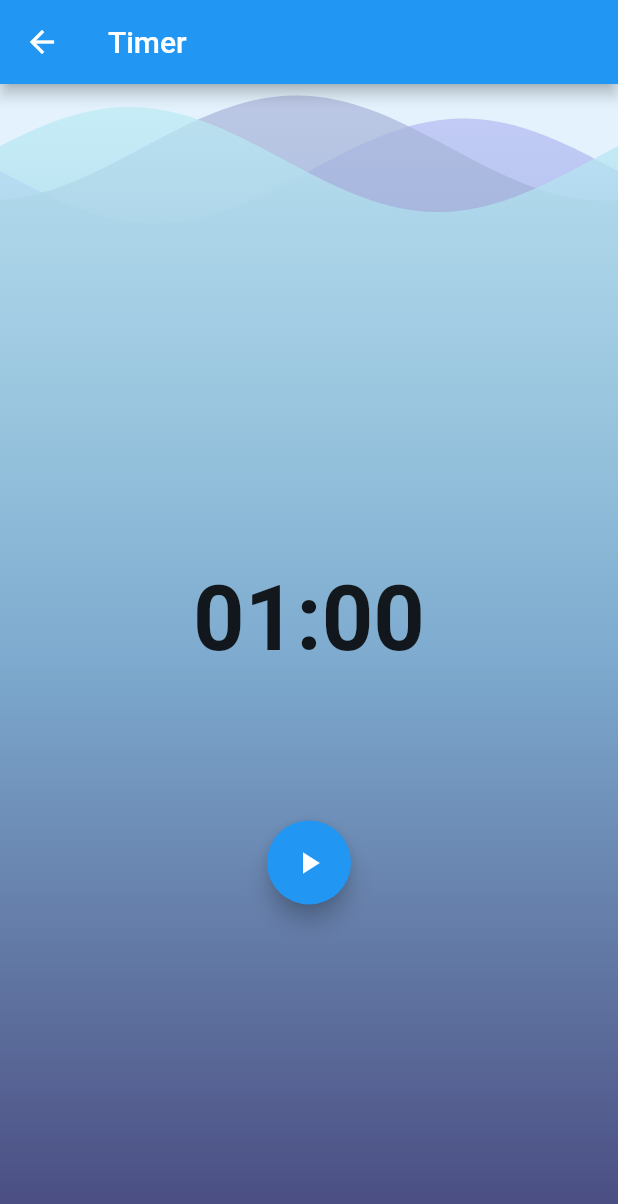
After one commit to Bronz0/bloc_theming, a Flutter app: the screen it shows after launch, after a tap on "Timer Page", on a phone screen of 412 x 824 dp. The commit adds this screen. Shown: the top 1204 px of the screen. Run offline on Flutter 3.47's test engine with Material 2 defaults, Android fonts, the phone set to English and light mode, and no system bars; drawn by our look-alikes of wave; our stand-ins replace bloc, equatable, flutter_bloc, get_it, shared_preferences.

Commit message:
add timer

```diff
--- /dev/null
+++ b/lib/business_logic/timer/timer_bloc.dart
@@ -0,0 +1,73 @@
+import 'dart:async';
+
+import 'package:bloc/bloc.dart';
+import 'package:bloc_theming/data/timer/ticker.dart';
+import 'package:equatable/equatable.dart';
+import 'package:flutter/foundation.dart';
+
+part 'timer_event.dart';
+part 'timer_state.dart';
+
+class TimerBloc extends Bloc<TimerEvent, TimerState> {
+  final int _duration = 60;
+  final Ticker _ticker;
+  StreamSubscription<int> _tickerSubscription;
+
+  TimerBloc({@required Ticker ticker})
+      : assert(ticker != null),
+        _ticker = ticker;
+  @override
+  TimerState get initialState => Ready(_duration);
+
+  @override
+  Stream<TimerState> mapEventToState(
+    TimerEvent event,
+  ) async* {
+    if (event is Start)
+      yield* _mapStartToState(event);
+    else if (event is Tick)
+      yield* _mapTickToState(event);
+    else if (event is Pause)
+      yield* _mapPauseToState(event);
+    else if (event is Resume)
+      yield* _mapResumeToState(event);
+    else if (event is Reset) yield* _mapResetToState(event);
+  }
+
+  Stream<TimerState> _mapStartToState(Start start) async* {
+    yield Running(start.duration);
+    _tickerSubscription?.cancel();
+    _tickerSubscription = _ticker
+        .tick(ticks: start.duration)
+        .listen((duration) => add(Tick(duration: duration)));
+  }
+
+  Stream<TimerState> _mapTickToState(Tick tick) async* {
+    yield tick.duration > 0 ? Running(tick.duration) : Finished();
+  }
+
+  Stream<TimerState> _mapPauseToState(Pause pause) async* {
+    if (state is Running) {
+      _tickerSubscription?.pause();
+      yield Paused(state.duration);
+    }
+  }
+
+  Stream<TimerState> _mapResumeToState(Resume resume) async* {
+    if (state is Paused) {
+      _tickerSubscription?.resume();
+      yield Running(state.duration);
+    }
+  }
+
+  Stream<TimerState> _mapResetToState(Reset reset) async* {
+    _tickerSubscription?.cancel();
+    yield Ready(_duration);
+  }
+
+  @override
+  Future<void> close() {
+    _tickerSubscription?.cancel();
+    return super.close();
+  }
+}
--- /dev/null
+++ b/lib/business_logic/timer/timer_event.dart
@@ -0,0 +1,32 @@
+part of 'timer_bloc.dart';
+
+abstract class TimerEvent extends Equatable {
+  const TimerEvent();
+
+  @override
+  List<Object> get props => [];
+}
+
+class Start extends TimerEvent {
+  final int duration;
+  const Start({@required this.duration});
+  @override
+  String toString() => "Start: { duration : $duration }";
+}
+
+class Pause extends TimerEvent {}
+
+class Resume extends TimerEvent {}
+
+class Reset extends TimerEvent {}
+
+class Tick extends TimerEvent {
+  final int duration;
+  const Tick({@required this.duration});
+
+  @override
+  List<Object> get props => [duration];
+
+  @override
+  String toString() => "Tick: { duration : $duration}";
+}
--- /dev/null
+++ b/lib/business_logic/timer/timer_state.dart
@@ -0,0 +1,34 @@
+part of 'timer_bloc.dart';
+
+abstract class TimerState extends Equatable {
+  final int duration;
+
+  const TimerState(this.duration);
+
+  List<Object> get props => [duration];
+}
+
+class Ready extends TimerState {
+  const Ready(int duration) : super(duration);
+
+  @override
+  String toString() => 'Ready { duration: $duration }';
+}
+
+class Paused extends TimerState {
+  const Paused(int duration) : super(duration);
+
+  @override
+  String toString() => 'Paused { duration: $duration }';
+}
+
+class Running extends TimerState {
+  const Running(int duration) : super(duration);
+
+  @override
+  String toString() => 'Running { duration: $duration }';
+}
+
+class Finished extends TimerState {
+  const Finished() : super(0);
+}
--- /dev/null
+++ b/lib/data/timer/ticker.dart
@@ -0,0 +1,6 @@
+class Ticker {
+  Stream<int> tick({int ticks}) {
+    return Stream.periodic(Duration(seconds: 1), (x) => ticks - x - 1)
+        .take(ticks);
+  }
+}
--- a/lib/presentation/home/home_page.dart
+++ b/lib/presentation/home/home_page.dart
@@ -1,5 +1,6 @@
 import 'package:bloc_theming/presentation/counter/counter_page.dart';
 import 'package:bloc_theming/presentation/settings/settings_page.dart';
+import 'package:bloc_theming/presentation/timer/timer_page.dart';
 import 'package:flutter/material.dart';
 
 class HomePage extends StatelessWidget {
@@ -41,6 +42,18 @@ class HomePage extends StatelessWidget {
                   builder: (context) => CounterPage(),
                 ),
               ),
+            ),
+            FloatingActionButton.extended(
+              heroTag: 'home_page_to_timer_page',
+              label: Text("Timer Page"),
+              icon: Icon(Icons.timer),
+              shape: RoundedRectangleBorder(
+                  borderRadius: BorderRadius.circular(5.0)),
+              onPressed: () => Navigator.of(context).push(
+                MaterialPageRoute(
+                  builder: (context) => Timer(),
+                ),
+              ),
             )
           ],
         ),
--- /dev/null
+++ b/lib/presentation/timer/actions.dart
@@ -0,0 +1,70 @@
+import 'package:bloc_theming/business_logic/timer/timer_bloc.dart';
+import 'package:flutter/material.dart';
+
+class TimerActions extends StatelessWidget {
+  final TimerBloc timerBloc;
+  TimerActions({@required this.timerBloc});
+  @override
+  Widget build(BuildContext context) {
+    return Row(
+      mainAxisAlignment: MainAxisAlignment.spaceEvenly,
+      children: _mapStateToActionButtons(
+        timerBloc: timerBloc,
+      ),
+    );
+  }
+
+  List<Widget> _mapStateToActionButtons({
+    TimerBloc timerBloc,
+  }) {
+    final TimerState currentState = timerBloc.state;
+    if (currentState is Ready) {
+      return [
+        FloatingActionButton(
+          heroTag: "play",
+          child: Icon(Icons.play_arrow),
+          onPressed: () =>
+              timerBloc.add(Start(duration: currentState.duration)),
+        ),
+      ];
+    }
+    if (currentState is Running) {
+      return [
+        FloatingActionButton(
+          heroTag: "pause",
+          child: Icon(Icons.pause),
+          onPressed: () => timerBloc.add(Pause()),
+        ),
+        FloatingActionButton(
+          heroTag: "reset",
+          child: Icon(Icons.replay),
+          onPressed: () => timerBloc.add(Reset()),
+        ),
+      ];
+    }
+    if (currentState is Paused) {
+      return [
+        FloatingActionButton(
+          heroTag: "play",
+          child: Icon(Icons.play_arrow),
+          onPressed: () => timerBloc.add(Resume()),
+        ),
+        FloatingActionButton(
+          heroTag: "reset",
+          child: Icon(Icons.replay),
+          onPressed: () => timerBloc.add(Reset()),
+        ),
+      ];
+    }
+    if (currentState is Finished) {
+      return [
+        FloatingActionButton(
+          heroTag: "reset",
+          child: Icon(Icons.replay),
+          onPressed: () => timerBloc.add(Reset()),
+        ),
+      ];
+    }
+    return [];
+  }
+}
--- /dev/null
+++ b/lib/presentation/timer/background.dart
@@ -0,0 +1,37 @@
+import 'package:flutter/material.dart';
+import 'package:wave/config.dart';
+import 'package:wave/wave.dart';
+
+class Background extends StatelessWidget {
+  @override
+  Widget build(BuildContext context) {
+    return WaveWidget(
+      config: CustomConfig(
+        gradients: [
+          [
+            Color.fromRGBO(72, 74, 126, 1),
+            Color.fromRGBO(125, 170, 206, 1),
+            Color.fromRGBO(184, 189, 245, 0.7)
+          ],
+          [
+            Color.fromRGBO(72, 74, 126, 1),
+            Color.fromRGBO(125, 170, 206, 1),
+            Color.fromRGBO(172, 182, 219, 0.7)
+          ],
+          [
+            Color.fromRGBO(72, 73, 126, 1),
+            Color.fromRGBO(125, 170, 206, 1),
+            Color.fromRGBO(190, 238, 246, 0.7)
+          ],
+        ],
+        durations: [19440, 10800, 6000],
+        heightPercentages: [0.03, 0.01, 0.02],
+        gradientBegin: Alignment.bottomCenter,
+        gradientEnd: Alignment.topCenter,
+      ),
+      size: Size(double.infinity, double.infinity),
+      waveAmplitude: 25,
+      backgroundColor: Colors.blue[50],
+    );
+  }
+}
--- /dev/null
+++ b/lib/presentation/timer/timer_page.dart
@@ -0,0 +1,61 @@
+import 'package:bloc_theming/business_logic/timer/timer_bloc.dart';
+import 'package:bloc_theming/data/timer/ticker.dart';
+import 'package:bloc_theming/presentation/timer/actions.dart';
+import 'package:bloc_theming/presentation/timer/background.dart';
+import 'package:flutter/material.dart';
+import 'package:flutter_bloc/flutter_bloc.dart';
+
+class Timer extends StatelessWidget {
+  final TimerBloc _timerBloc = TimerBloc(ticker: Ticker());
+  static const TextStyle timerTextStyle = TextStyle(
+    fontSize: 60,
+    fontWeight: FontWeight.bold,
+  );
+
+  @override
+  Widget build(BuildContext context) {
+    return Scaffold(
+      appBar: AppBar(title: Text('Timer')),
+      body: Stack(
+        children: <Widget>[
+          Background(),
+          Column(
+            mainAxisAlignment: MainAxisAlignment.center,
+            crossAxisAlignment: CrossAxisAlignment.center,
+            children: <Widget>[
+              Padding(
+                padding: EdgeInsets.symmetric(vertical: 100.0),
+                child: Center(
+                  child: BlocBuilder<TimerBloc, TimerState>(
+                    bloc: _timerBloc,
+                    builder: (context, state) {
+                      final String minutesStr = ((state.duration / 60) % 60)
+                          .floor()
+                          .toString()
+                          .padLeft(2, '0');
+                      final String secondsStr = (state.duration % 60)
+                          .floor()
+                          .toString()
+                          .padLeft(2, '0');
+                      return Text(
+                        '$minutesStr:$secondsStr',
+                        style: Timer.timerTextStyle,
+                      );
+                    },
+                  ),
+                ),
+              ),
+              BlocBuilder<TimerBloc, TimerState>(
+                bloc: _timerBloc,
+                condition: (previousState, currentState) =>
+                    currentState.runtimeType != previousState.runtimeType,
+                builder: (context, state) =>
+                    TimerActions(timerBloc: _timerBloc),
+              ),
+            ],
+          ),
+        ],
+      ),
+    );
+  }
+}
--- a/pubspec.yaml
+++ b/pubspec.yaml
@@ -26,6 +26,7 @@ dependencies:
   shared_preferences: ^0.5.7+3
   # service locator
   get_it: ^4.0.2
+  wave: ^0.0.8
 
   # The following adds the Cupertino Icons font to your application.
   # Use with the CupertinoIcons class for iOS style icons.
```
Also changed, not shown: pubspec.lock.
